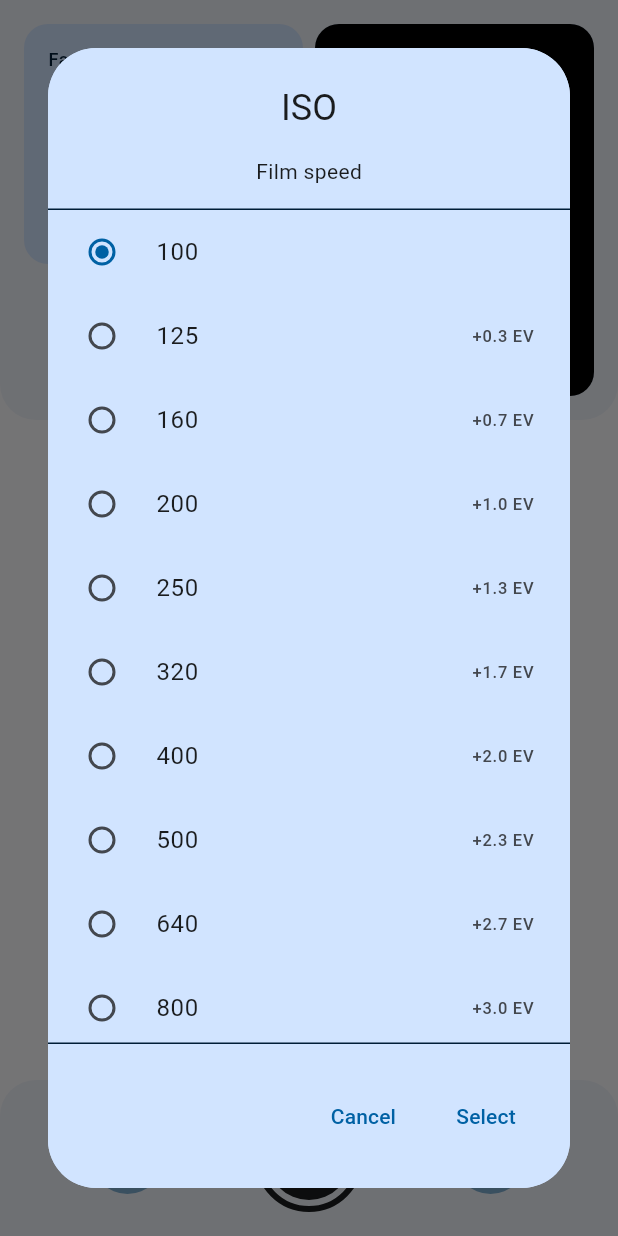
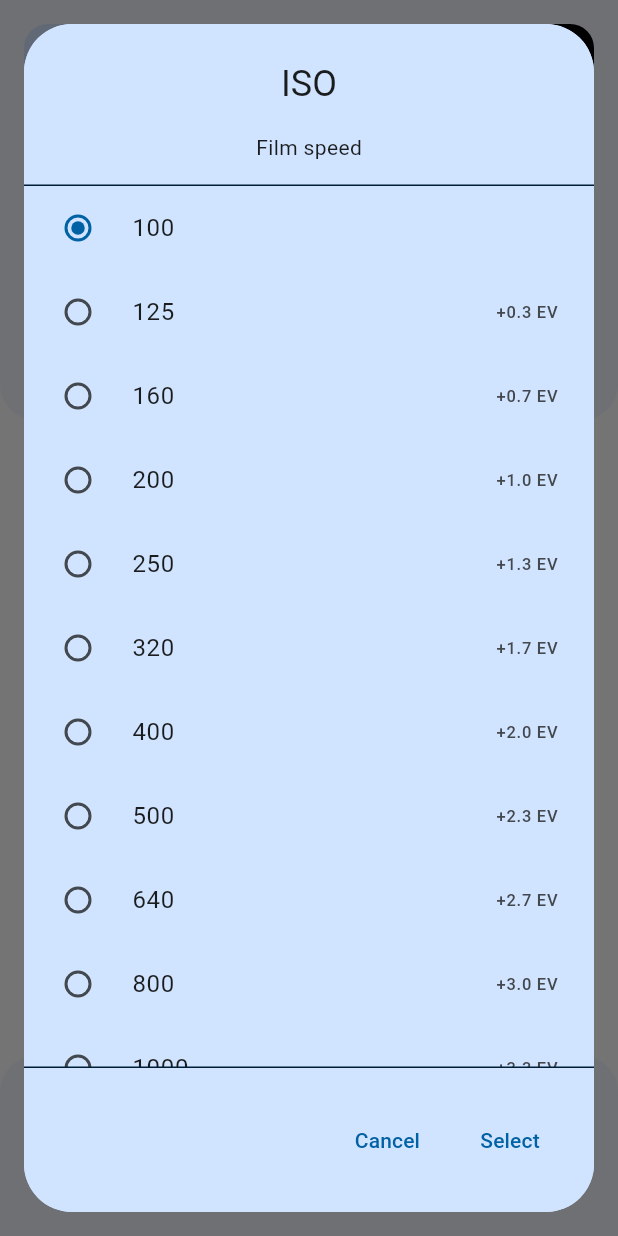
Before and after one commit to vodemn/m3_lightmeter, a Flutter app: the screen it shows after launch, after a tap on "ISO", on a phone screen of 412 x 824 dp. Run offline on Flutter 3.47's test engine with Material 2 defaults, Android fonts, the phone set to English and light mode, and no system bars; our stand-ins replace flutter_bloc, material_color_utilities, permission_handler; generated files the repository leaves out were written again.

Commit message:
Open `AnimatedDialog` with `Navigator`

```diff
--- a/lib/screens/metering/components/bottom_controls/bottom_controls.dart
+++ b/lib/screens/metering/components/bottom_controls/bottom_controls.dart
@@ -28,7 +28,7 @@ class MeteringBottomControls extends StatelessWidget {
         child: SafeArea(
           top: false,
           child: Padding(
-            padding: const EdgeInsets.symmetric(vertical: Dimens.paddingM),
+            padding: const EdgeInsets.symmetric(vertical: Dimens.paddingL),
             child: Row(
               mainAxisAlignment: MainAxisAlignment.spaceEvenly,
               children: [
--- a/lib/screens/metering/components/topbar/components/reading_container.dart
+++ b/lib/screens/metering/components/topbar/components/reading_container.dart
@@ -51,10 +51,10 @@ class _ReadingValueBuilder extends StatelessWidget {
           reading.label,
           style: textTheme.labelMedium?.copyWith(color: Theme.of(context).colorScheme.onPrimaryContainer),
         ),
-        const SizedBox(height: Dimens.grid8),
+        const SizedBox(height: Dimens.grid4),
         Text(
           reading.value,
-          style: textTheme.bodyLarge?.copyWith(color: Theme.of(context).colorScheme.onPrimaryContainer),
+          style: textTheme.titleMedium?.copyWith(color: Theme.of(context).colorScheme.onPrimaryContainer),
         ),
       ],
     );
--- a/lib/screens/metering/components/topbar/components/shared/animated_dialog.dart
+++ b/lib/screens/metering/components/topbar/components/shared/animated_dialog.dart
@@ -22,7 +22,6 @@ class AnimatedDialog extends StatefulWidget {
 
 class AnimatedDialogState extends State<AnimatedDialog> with SingleTickerProviderStateMixin {
   final GlobalKey _key = GlobalKey();
-  final LayerLink _layerLink = LayerLink();
 
   late final Size _closedSize;
   late final Offset _closedOffset;
@@ -36,7 +35,8 @@ class AnimatedDialogState extends State<AnimatedDialog> with SingleTickerProvide
   late final Animation<double> _borderRadiusAnimation;
   late final Animation<double> _closedOpacityAnimation;
   late final Animation<double> _openedOpacityAnimation;
-  OverlayEntry? _overlayEntry;
+
+  bool _isDialogShown = false;
 
   @override
   void initState() {
@@ -88,8 +88,8 @@ class AnimatedDialogState extends State<AnimatedDialog> with SingleTickerProvide
         begin: _closedSize,
         end: widget.openedSize ??
             Size(
-              mediaQuery.size.width - mediaQuery.padding.horizontal - Dimens.paddingM * 4,
-              mediaQuery.size.height - mediaQuery.padding.vertical - Dimens.paddingM * 4,
+              mediaQuery.size.width - mediaQuery.padding.horizontal - Dimens.paddingM * 2,
+              mediaQuery.size.height - mediaQuery.padding.vertical - Dimens.paddingM * 2,
             ),
       );
       _sizeAnimation = _sizeTween.animate(_defaultCurvedAnimation);
@@ -120,10 +120,8 @@ class AnimatedDialogState extends State<AnimatedDialog> with SingleTickerProvide
     return InkWell(
       key: _key,
       onTap: _openDialog,
-      child: CompositedTransformTarget(
-        link: _layerLink,
       child: Opacity(
-          opacity: _overlayEntry != null ? 0 : 1,
+        opacity: _isDialogShown ? 0 : 1,
         child: ClipRRect(
           borderRadius: BorderRadius.circular(Dimens.borderRadiusM),
           child: ColoredBox(
@@ -132,17 +130,18 @@ class AnimatedDialogState extends State<AnimatedDialog> with SingleTickerProvide
           ),
         ),
       ),
-      ),
     );
   }
 
   void _openDialog() {
-    setState(() {
-      _overlayEntry = OverlayEntry(
-        builder: (context) => CompositedTransformFollower(
-          offset: Offset(-_closedOffset.dx, -_closedOffset.dy),
-          link: _layerLink,
-          showWhenUnlinked: false,
+    Navigator.of(context).push(
+      PageRouteBuilder(
+        barrierColor: Colors.transparent,
+        opaque: false,
+        transitionDuration: Duration.zero,
+        reverseTransitionDuration: Duration.zero,
+        pageBuilder: (_, __, ___) => WillPopScope(
+          onWillPop: () => _animateReverse().then((value) => true),
           child: _AnimatedOverlay(
             controller: _animationController,
             barrierColorAnimation: _barrierColorAnimation,
@@ -164,20 +163,27 @@ class AnimatedDialogState extends State<AnimatedDialog> with SingleTickerProvide
             child: widget.child,
           ),
         ),
+      ),
     );
+    _animateForward();
+  }
+
+  void _animateForward() {
+    setState(() {
+      _isDialogShown = true;
     });
-    Overlay.of(context)?.insert(_overlayEntry!);
     _animationController.forward();
   }
 
-  Future<void> close() async {
+  Future<void> _animateReverse() async {
     _animationController.reverse();
     await Future.delayed(_animationController.reverseDuration! * timeDilation);
-    _overlayEntry?.remove();
     setState(() {
-      _overlayEntry = null;
+      _isDialogShown = false;
     });
   }
+
+  Future<void> close() => _animateReverse().then((_) => Navigator.of(context).pop());
 }
 
 class _AnimatedOverlay extends StatelessWidget {
```
Lines whose indentation alone changed are shown as unchanged.
